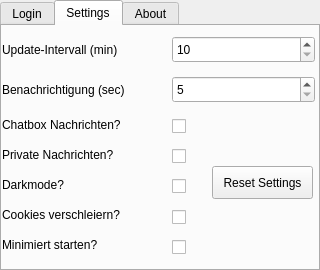
Before: the Qt Designer form src/mainwindow.ui in DailoxFH/Free-Hack-Ticker-Linux, drawn with Qt 5.
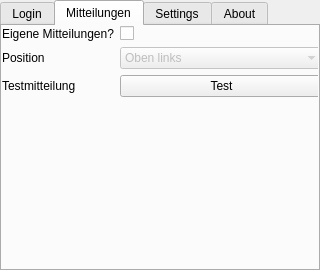
After: the same form once the commit is applied.

Commit message: Added own notifications + notification tab

The edit to the form file:
```diff
--- a/src/mainwindow.ui
+++ b/src/mainwindow.ui
@@ -151,6 +151,85 @@
       </property>
      </widget>
     </widget>
+    <widget class="QWidget" name="tab_4">
+     <attribute name="title">
+      <string>Mitteilungen</string>
+     </attribute>
+     <widget class="QWidget" name="formLayoutWidget">
+      <property name="geometry">
+       <rect>
+        <x>0</x>
+        <y>0</y>
+        <width>321</width>
+        <height>104</height>
+       </rect>
+      </property>
+      <layout class="QFormLayout" name="formLayout">
+       <item row="0" column="0">
+        <widget class="QLabel" name="label_15">
+         <property name="text">
+          <string>Eigene Mitteilungen?</string>
+         </property>
+        </widget>
+       </item>
+       <item row="0" column="1">
+        <widget class="QCheckBox" name="checkBoxOwnNotifications">
+         <property name="text">
+          <string/>
+         </property>
+        </widget>
+       </item>
+       <item row="1" column="0">
+        <widget class="QLabel" name="label_14">
+         <property name="text">
+          <string>Position</string>
+         </property>
+        </widget>
+       </item>
+       <item row="1" column="1">
+        <widget class="QComboBox" name="comboBoxLocation">
+         <property name="enabled">
+          <bool>false</bool>
+         </property>
+         <item>
+          <property name="text">
+           <string>Oben links</string>
+          </property>
+         </item>
+         <item>
+          <property name="text">
+           <string>Unten links</string>
+          </property>
+         </item>
+         <item>
+          <property name="text">
+           <string>Oben rechts</string>
+          </property>
+         </item>
+         <item>
+          <property name="text">
+           <string>Unten rechts</string>
+          </property>
+         </item>
+        </widget>
+       </item>
+       <item row="2" column="0">
+        <widget class="QLabel" name="label_16">
+         <property name="text">
+          <string>Testmitteilung</string>
+         </property>
+        </widget>
+       </item>
+       <item row="2" column="1">
+        <widget class="QPushButton" name="pushButton">
+         <property name="text">
+          <string>Test</string>
+         </property>
+        </widget>
+       </item>
+      </layout>
+     </widget>
+    </widget>
     <widget class="QWidget" name="tab_2">
      <attribute name="title">
       <string>Settings</string>
```
The commit also changes 5 other files.
